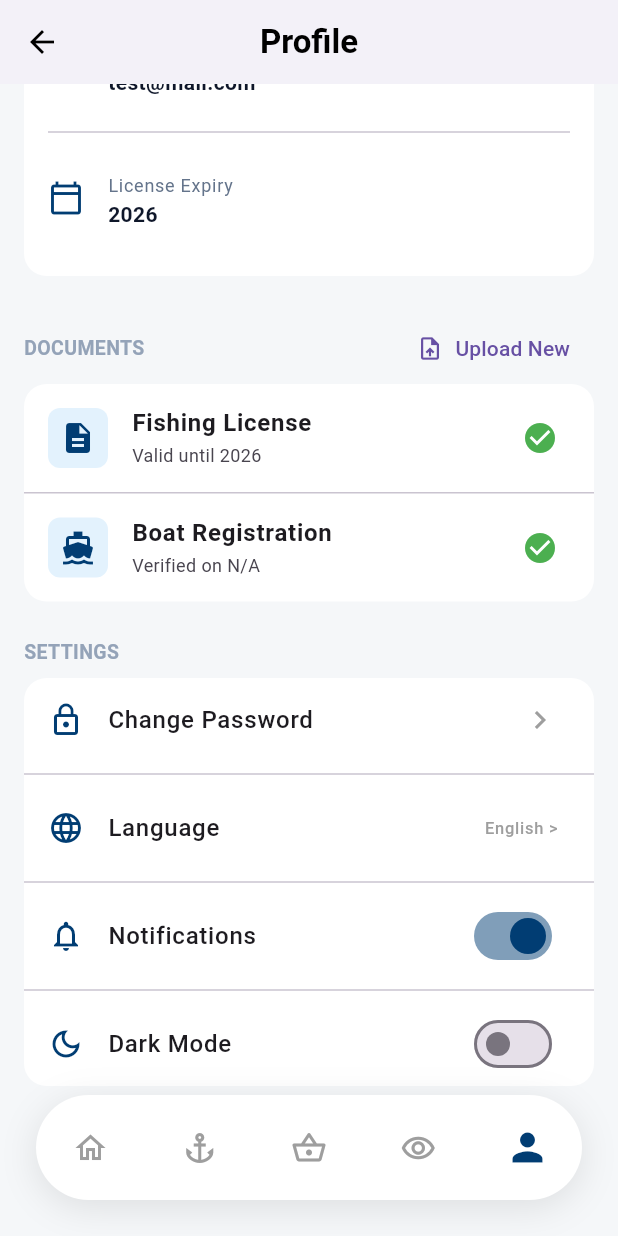
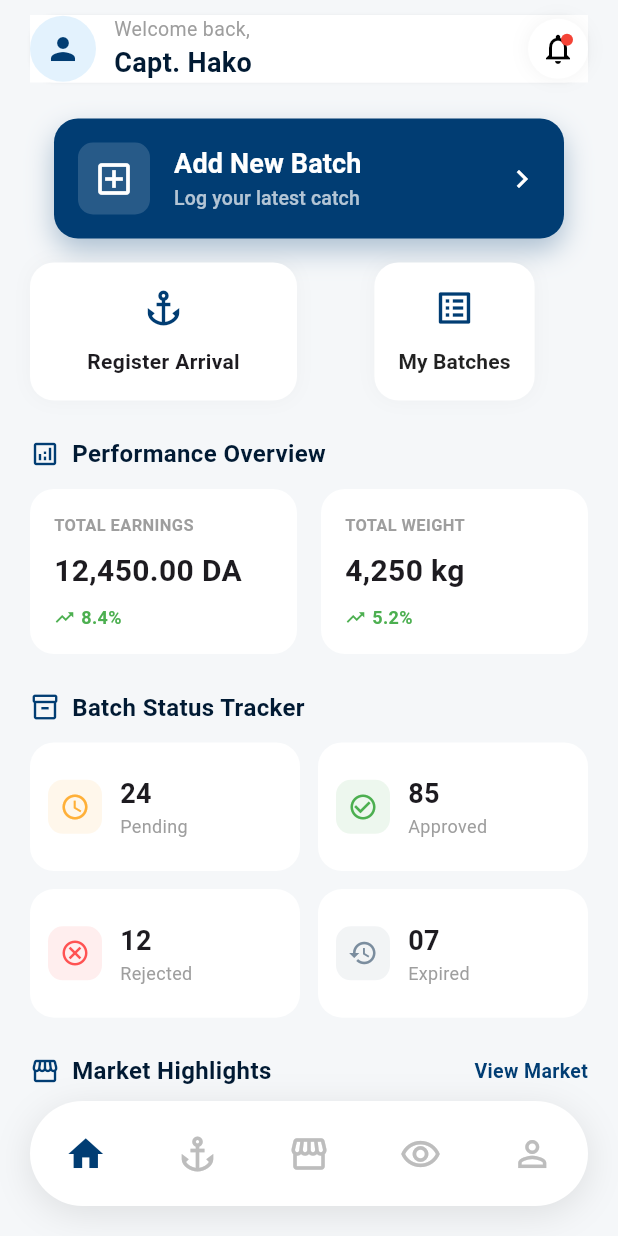
Before and after one commit to Hakoesi16/projet-global, a Flutter app: the screen it shows after launch, scrolled down 576 dp, after a tap on the "home" icon, on a phone screen of 412 x 824 dp. Run offline on Flutter 3.47's test engine with Material 3 defaults, Android fonts, the phone set to English and light mode, and no system bars; our stand-ins replace bloc, equatable, flutter_bloc, google_sign_in, image_picker; missing offline and left inert: checkmark, flutter_facebook_auth; network calls fail.

Commit message:
crier Homepage

```diff
--- a/lib/cubit/authcubit.dart
+++ b/lib/cubit/authcubit.dart
@@ -8,7 +8,6 @@ import 'authstate.dart';
 class AuthCubit extends Cubit<AuthState> {
   AuthCubit() : super(AuthInitial());
 
-  // 1. Centralized base URL for all API calls
   final String _baseUrl = "https://yourbackend.com";
   final GoogleSignIn _googleSignIn = GoogleSignIn();
 
@@ -25,7 +24,7 @@ class AuthCubit extends Cubit<AuthState> {
 
       final googleAuth = await googleUser.authentication;
       final response = await http.post(
-        Uri.parse("$_baseUrl/google-login"), // Using base URL
+        Uri.parse("https://backend.com"),
         headers: {"Content-Type": "application/json"},
         body: jsonEncode({"idToken": googleAuth.idToken}),
       );
@@ -53,7 +52,7 @@ class AuthCubit extends Cubit<AuthState> {
       }
 
       final response = await http.post(
-        Uri.parse("$_baseUrl/facebook-login"), // Using base URL
+        Uri.parse("https://backend.com"),
         headers: {"Content-Type": "application/json"},
         body: jsonEncode({"accessToken": result.accessToken!.token}),
       );
@@ -74,7 +73,7 @@ class AuthCubit extends Cubit<AuthState> {
     try {
       emit(AuthLoading());
       final response = await http.post(
-        Uri.parse("$_baseUrl/api/login"), // Using base URL
+        Uri.parse("https://backend.com"),
         headers: {"Content-Type": "application/json"},
         body: jsonEncode({"email": email, "password": password}),
       );
@@ -95,14 +94,13 @@ class AuthCubit extends Cubit<AuthState> {
     try {
       emit(AuthLoading());
       final response = await http.post(
-        Uri.parse("$_baseUrl/api/register"), // Using base URL
+        Uri.parse("https://backend.com"),
         headers: {"Content-Type": "application/json"},
         body: jsonEncode({"email": email, "password": password}),
       );
 
       if (response.statusCode == 200 || response.statusCode == 201) {
         final userData = jsonDecode(response.body);
-        // 2. Uniform state for authentication success
         emit(AuthAuthenticated(userData));
       } else {
         emit(AuthError("Registration failed: ${response.statusCode}"));
@@ -113,85 +111,49 @@ class AuthCubit extends Cubit<AuthState> {
   }
 
   // --- PROFIL ---
-  // Future<void> fetchProfile(String token) async {
-  //   try {
-  //     emit(AuthLoading());
-  //     final response = await http.get(
-  //       Uri.parse("$_baseUrl/api/profile"), // Using base URL
-  //       headers: {
-  //         "Content-Type": "application/json",
-  //         "Authorization": "Bearer $token",
-  //       },
-  //     );
-  //
-  //     if (response.statusCode == 200) {
-  //       final data = jsonDecode(response.body);
-  //       emit(ProfileLoaded(data));
-  //     } else {
-  //       emit(ProfileError("Failed to load profile"));
-  //     }
-  //   } catch (e) {
-  //     emit(ProfileError(e.toString()));
-  //   }
-  // }
   Future<void> fetchProfile(String token) async {
+    // For testing purposes, emitting dummy data
     emit(ProfileLoaded({
-      "name": "Captain Test",
-      "email": "test@mail.com",
+      "name": "Captain Hako",
+      "email": "hako@gmail.com",
       "boatName": "Sea Explorer",
       "registration": "MAR-9999",
       "homePort": "Oran",
       "licenseExpiry": "2026",
     }));
   }
-  // --- LOGOUT ---
-  Future<void> logout() async {
-    // 3. Added try-catch for robustness
-    try {
-      await _googleSignIn.signOut();
-      await FacebookAuth.instance.logOut();
-      emit(AuthInitial());
-    } catch (e) {
-      emit(AuthError("Logout failed: ${e.toString()}"));
-    }
-  }
 
-  // --- EMAIL & CODE ---
-  Future<void> sendEmail(String email) async {
+  // --- HOME DATA ---
+  Future<void> fetchHomeData(String token) async {
     try {
       emit(AuthLoading());
-      final response = await http.post(
-        Uri.parse("$_baseUrl/api/send-email"), // Using base URL
-        headers: {"Content-Type": "application/json"},
-        body: jsonEncode({"email": email}),
-      );
-      if (response.statusCode == 200) {
-        emit(EmailSentSuccess());
-      } else {
-        emit(AuthError("Server error: ${response.statusCode}"));
-      }
+      // Simulation d'un appel API
+      await Future.delayed(const Duration(seconds: 1));
+
+      emit(HomeDataLoaded({
+        "userName": "Capt. Hako",
+        "earnings": "12,450.00 DA",
+        "earningsTrend": "8.4%",
+        "weight": "4,250 kg",
+        "weightTrend": "5.2%",
+        "pendingBatches": 24,
+        "approvedBatches": 85,
+        "rejectedBatches": 12,
+        "expiredBatches": 7,
+        "marketItem": {
+          "name": "Sardine",
+          "grade": "Premium Grade",
+          "demand": "Rising Demand",
+          "price": "320.50 DA / kg",
+          "tag": "High Demand"
+        }
+      }));
     } catch (e) {
       emit(AuthError(e.toString()));
     }
   }
 
-  Future<void> verifyCode(String email, String code) async {
-    try {
-      emit(AuthLoading());
-      final response = await http.post(
-        Uri.parse("$_baseUrl/api/verify-code"), // Using base URL
-        headers: {"Content-Type": "application/json"},
-        body: jsonEncode({"email": email, "code": code}),
-      );
-      if (response.statusCode == 200) {
-        emit(CodeVerifiedSuccess());
-      } else {
-        emit(AuthError("Invalid code"));
-      }
-    } catch (e) {
-      emit(AuthError(e.toString()));
-    }
-  }
+  // --- UPDATE PROFIL ---
   Future<void> updateProfile({
     required String token,
     required String name,
@@ -201,9 +163,8 @@ class AuthCubit extends Cubit<AuthState> {
   }) async {
     try {
       emit(AuthLoading());
-
       final response = await http.put(
-        Uri.parse("https://yourbackend.com/api/profile"),
+        Uri.parse("https://backend.com"),
         headers: {
           "Content-Type": "application/json",
           "Authorization": "Bearer $token",
@@ -225,4 +186,52 @@ class AuthCubit extends Cubit<AuthState> {
       emit(ProfileError(e.toString()));
     }
   }
+
+  // --- LOGOUT ---
+  Future<void> logout() async {
+    try {
+      await _googleSignIn.signOut();
+      await FacebookAuth.instance.logOut();
+      emit(AuthInitial());
+    } catch (e) {
+      emit(AuthError("Logout failed: ${e.toString()}"));
+    }
+  }
+
+  // --- EMAIL & CODE ---
+  Future<void> sendEmail(String email) async {
+    try {
+      emit(AuthLoading());
+      final response = await http.post(
+        Uri.parse("https://backend.com"),
+        headers: {"Content-Type": "application/json"},
+        body: jsonEncode({"email": email}),
+      );
+      if (response.statusCode == 200) {
+        emit(EmailSentSuccess());
+      } else {
+        emit(AuthError("Server error: ${response.statusCode}"));
+      }
+    } catch (e) {
+      emit(AuthError(e.toString()));
+    }
+  }
+
+  Future<void> verifyCode(String email, String code) async {
+    try {
+      emit(AuthLoading());
+      final response = await http.post(
+        Uri.parse("https://backend.com"),
+        headers: {"Content-Type": "application/json"},
+        body: jsonEncode({"email": email, "code": code}),
+      );
+      if (response.statusCode == 200) {
+        emit(CodeVerifiedSuccess());
+      } else {
+        emit(AuthError("Invalid code"));
+      }
+    } catch (e) {
+      emit(AuthError(e.toString()));
+    }
+  }
 }
--- a/lib/cubit/authstate.dart
+++ b/lib/cubit/authstate.dart
@@ -37,7 +37,15 @@ class ProfileLoaded extends AuthState {
   List<Object?> get props => [user];
 }
 
-class ProfileUpdatedSuccess extends AuthState {} // État ajouté ici
+class HomeDataLoaded extends AuthState {
+  final Map<String, dynamic> data;
+  HomeDataLoaded(this.data);
+
+  @override
+  List<Object?> get props => [data];
+}
+
+class ProfileUpdatedSuccess extends AuthState {}
 
 class ProfileError extends AuthState {
   final String message;
--- a/lib/executt/begin.dart
+++ b/lib/executt/begin.dart
@@ -4,6 +4,7 @@ import 'package:flutter_bloc/flutter_bloc.dart';
 import '../cubit/authcubit.dart';
 import '../cubit/authstate.dart';
 import 'editeprofile.dart';
+import 'homepage.dart';
 
 class ProfilePage extends StatefulWidget {
   final String token;
@@ -275,7 +276,9 @@ class _ProfilePageState extends State<ProfilePage> {
       child: Row(
         mainAxisAlignment: MainAxisAlignment.spaceAround,
         children: [
-          IconButton(onPressed: () {}, icon: const Icon(Icons.home_outlined, color: Colors.grey)),
+          IconButton(onPressed: () {
+            Navigator.push(context, MaterialPageRoute(builder: (context) => HomePage(token: widget.token)));
+          }, icon: const Icon(Icons.home_outlined, color: Colors.grey)),
           IconButton(onPressed: () {}, icon: const Icon(Icons.anchor, color: Colors.grey)),
           IconButton(onPressed: () {}, icon: const Icon(Icons.shopping_basket_outlined, color: Colors.grey)),
           IconButton(onPressed: () {}, icon: const Icon(Icons.remove_red_eye_outlined, color: Colors.grey)),
--- /dev/null
+++ b/lib/executt/homepage.dart
@@ -0,0 +1,381 @@
+import 'package:flutter/material.dart';
+import 'package:flutter_bloc/flutter_bloc.dart';
+import '../cubit/authcubit.dart';
+import '../cubit/authstate.dart';
+import 'begin.dart'; // Import pour ProfilePage
+
+class HomePage extends StatefulWidget {
+  final String token;
+
+  const HomePage({super.key, required this.token});
+
+  @override
+  State<HomePage> createState() => _HomePageState();
+}
+
+class _HomePageState extends State<HomePage> {
+  @override
+  void initState() {
+    super.initState();
+    context.read<AuthCubit>().fetchHomeData(widget.token);
+  }
+
+  @override
+  Widget build(BuildContext context) {
+    return Scaffold(
+      backgroundColor: const Color(0xFFF5F7F9),
+      body: SafeArea(
+        child: BlocBuilder<AuthCubit, AuthState>(
+          builder: (context, state) {
+            if (state is AuthLoading) {
+              return const Center(child: CircularProgressIndicator());
+            }
+
+            if (state is HomeDataLoaded) {
+              final data = state.data;
+              return Column(
+                children: [
+                  Expanded(
+                    child: SingleChildScrollView(
+                      padding: const EdgeInsets.symmetric(horizontal: 20, vertical: 10),
+                      child: Column(
+                        crossAxisAlignment: CrossAxisAlignment.start,
+                        children: [
+                          _buildHeader(data["userName"]),
+                          const SizedBox(height: 24),
+                          _buildAddBatchCard(),
+                          const SizedBox(height: 16),
+                          _buildQuickActions(),
+                          const SizedBox(height: 24),
+                          _buildSectionHeader(Icons.analytics_outlined, "Performance Overview"),
+                          const SizedBox(height: 12),
+                          _buildPerformanceGrid(data),
+                          const SizedBox(height: 24),
+                          _buildSectionHeader(Icons.inventory_2_outlined, "Batch Status Tracker"),
+                          const SizedBox(height: 12),
+                          _buildStatusTracker(data),
+                          const SizedBox(height: 24),
+                          _buildSectionHeader(Icons.storefront_outlined, "Market Highlights", trailing: "View Market"),
+                          const SizedBox(height: 12),
+                          _buildMarketCard(data["marketItem"]),
+                          const SizedBox(height: 100), // Space for navbar
+                        ],
+                      ),
+                    ),
+                  ),
+                ],
+              );
+            }
+            return const Center(child: Text("Error loading data"));
+          },
+        ),
+      ),
+      bottomNavigationBar: _buildBottomNavBar(),
+    );
+  }
+
+  Widget _buildHeader(String name) {
+    return Container(
+      color: Colors.white,
+      decoration: BoxDecoration(
+        color: Colors.white,
+        borderRadius: BorderRadius.circular(16),
+        boxShadow: [BoxShadow(color: Colors.black.withValues(alpha: 0.05), blurRadius:1)],),
+      child: Row(
+        mainAxisAlignment: MainAxisAlignment.spaceBetween,
+        children: [
+          Row(
+            children: [
+              const CircleAvatar(
+                radius: 22,
+                backgroundColor: Color(0xFFE3F2FD),
+                child: Icon(Icons.person, color: Color(0xFF013D73)),
+              ),
+              const SizedBox(width: 12),
+              Column(
+                crossAxisAlignment: CrossAxisAlignment.start,
+                children: [
+                  const Text("Welcome back,", style: TextStyle(color: Colors.grey, fontSize: 13)),
+                  Text(name, style: const TextStyle(fontSize: 18, fontWeight: FontWeight.bold, color: Color(0xFF011A33))),
+                ],
+              ),
+            ],
+          ),
+          Container(
+            padding: const EdgeInsets.all(8),
+            decoration: BoxDecoration(color: Colors.white, shape: BoxShape.circle, boxShadow: [BoxShadow(color: Colors.black.withValues(alpha: 0.05), blurRadius: 10)]),
+            child: const Stack(
+              children: [
+                Icon(Icons.notifications_outlined, color: Colors.black),
+                Positioned(
+                  right: 2,
+                  top: 2,
+                  child: CircleAvatar(radius: 4, backgroundColor: Colors.red),
+                )
+              ],
+            ),
+          ),
+        ],
+      ),
+    );
+  }
+
+  Widget _buildAddBatchCard() {
+    return MaterialButton(onPressed: (){
+      // Navigator.push(context, MaterialPageRoute(builder: (context) {
+      //   return const AddBatchPage();
+    },child: Container(
+      padding: const EdgeInsets.all(16),
+      decoration: BoxDecoration(
+        color: const Color(0xFF013D73),
+        borderRadius: BorderRadius.circular(16),
+        boxShadow: [BoxShadow(color: const Color(0xFF013D73).withValues(alpha: 0.3), blurRadius: 15, offset: const Offset(0, 8))],
+      ),
+      child: Row(
+        children: [
+          Container(
+            padding: const EdgeInsets.all(10),
+            decoration: BoxDecoration(color: Colors.white.withValues(alpha: 0.15), borderRadius: BorderRadius.circular(10)),
+            child: const Icon(Icons.add_box_outlined, color: Colors.white, size: 28),
+          ),
+          const SizedBox(width: 16),
+          const Expanded(
+            child: Column(
+              crossAxisAlignment: CrossAxisAlignment.start,
+              children: [
+                Text("Add New Batch", style: TextStyle(color: Colors.white, fontSize: 18, fontWeight: FontWeight.bold)),
+                Text("Log your latest catch", style: TextStyle(color: Colors.white70, fontSize: 13)),
+              ],
+            ),
+          ),
+          const Icon(Icons.chevron_right, color: Colors.white),
+        ],
+      ),
+    ),);
+  }
+
+  Widget _buildQuickActions() {
+    return Row(
+      children: [
+        Expanded(child: _buildActionItem(Icons.anchor, "Register Arrival")),
+        const SizedBox(width: 16),
+        Expanded(child:MaterialButton(onPressed: (){
+          // Navigator.push(context, MaterialPageRoute(builder: (context) {
+          //   return const MyBatchesPage();
+          // },),);
+        },child: _buildActionItem(Icons.list_alt, "My Batches"),)),
+      ],
+    );
+  }
+
+  Widget _buildActionItem(IconData icon, String title) {
+    return Container(
+      padding: const EdgeInsets.all(16),
+      decoration: BoxDecoration(color: Colors.white, borderRadius: BorderRadius.circular(16), boxShadow: [BoxShadow(color: Colors.black.withValues(alpha: 0.03), blurRadius: 10)]),
+      child: Column(
+        children: [
+          Icon(icon, color: const Color(0xFF013D73), size: 28),
+          const SizedBox(height: 12),
+          Text(title, style: const TextStyle(fontWeight: FontWeight.bold, fontSize: 14)),
+        ],
+      ),
+    );
+  }
+
+  Widget _buildSectionHeader(IconData icon, String title, {String? trailing}) {
+    return Row(
+      children: [
+        Icon(icon, color: const Color(0xFF013D73), size: 20),
+        const SizedBox(width: 8),
+        Text(title, style: const TextStyle(fontSize: 16, fontWeight: FontWeight.bold, color: Color(0xFF011A33))),
+        const Spacer(),
+        if (trailing != null) Text(trailing, style: const TextStyle(color: Color(0xFF013D73), fontWeight: FontWeight.bold, fontSize: 13)),
+      ],
+    );
+  }
+
+  Widget _buildPerformanceGrid(Map<String, dynamic> data) {
+    return Row(
+      children: [
+        Expanded(child: _buildStatCard("TOTAL EARNINGS", data["earnings"], data["earningsTrend"], Colors.green)),
+        const SizedBox(width: 16),
+        Expanded(child: _buildStatCard("TOTAL WEIGHT", data["weight"], data["weightTrend"], Colors.green)),
+      ],
+    );
+  }
+
+  Widget _buildStatCard(String label, String value, String trend, Color trendColor) {
+    return Container(
+      padding: const EdgeInsets.all(16),
+      decoration: BoxDecoration(color: Colors.white, borderRadius: BorderRadius.circular(16)),
+      child: Column(
+        crossAxisAlignment: CrossAxisAlignment.start,
+        children: [
+          Text(label, style: const TextStyle(color: Colors.grey, fontSize: 11, fontWeight: FontWeight.bold)),
+          const SizedBox(height: 8),
+          FittedBox(child: Text(value, style: const TextStyle(fontSize: 20, fontWeight: FontWeight.bold))),
+          const SizedBox(height: 8),
+          Row(
+            children: [
+              Icon(Icons.trending_up, size: 14, color: trendColor),
+              const SizedBox(width: 4),
+              Text(trend, style: TextStyle(color: trendColor, fontSize: 12, fontWeight: FontWeight.bold)),
+            ],
+          ),
+        ],
+      ),
+    );
+  }
+
+  Widget _buildStatusTracker(Map<String, dynamic> data) {
+    return GridView.count(
+      shrinkWrap: true,
+      physics: const NeverScrollableScrollPhysics(),
+      crossAxisCount: 2,
+      mainAxisSpacing: 12,
+      crossAxisSpacing: 12,
+      childAspectRatio: 2.1,
+      children: [
+        _buildStatusItem(Icons.access_time, data["pendingBatches"].toString(), "Pending", const Color(0xFFFFB038)),
+        _buildStatusItem(Icons.check_circle_outline, data["approvedBatches"].toString(), "Approved", const Color(0xFF4CAF50)),
+        _buildStatusItem(Icons.cancel_outlined, data["rejectedBatches"].toString(), "Rejected", const Color(0xFFFF5252)),
+        _buildStatusItem(Icons.history, "0${data["expiredBatches"]}", "Expired", const Color(0xFF7B8D9E)),
+      ],
+    );
+  }
+
+  Widget _buildStatusItem(IconData icon, String count, String label, Color color) {
+    return Container(
+      padding: const EdgeInsets.all(12),
+      decoration: BoxDecoration(color: Colors.white, borderRadius: BorderRadius.circular(16)),
+      child: Row(
+        children: [
+          Container(
+            padding: const EdgeInsets.all(8),
+            decoration: BoxDecoration(color: color.withValues(alpha: 0.1), borderRadius: BorderRadius.circular(10)),
+            child: Icon(icon, color: color, size: 20),
+          ),
+          const SizedBox(width: 12),
+          Column(
+            crossAxisAlignment: CrossAxisAlignment.start,
+            mainAxisAlignment: MainAxisAlignment.center,
+            children: [
+              Text(count, style: const TextStyle(fontSize: 18, fontWeight: FontWeight.bold)),
+              Text(label, style: const TextStyle(color: Colors.grey, fontSize: 12)),
+            ],
+          ),
+        ],
+      ),
+    );
+  }
+
+  Widget _buildMarketCard(Map<String, dynamic> item) {
+    return MaterialButton(onPressed: (){
+      // Navigator.push(context, MaterialPageRoute(builder: (context) {
+      //   return const MarketPage();
+    },child: Container(
+      padding: const EdgeInsets.all(12),
+      decoration: BoxDecoration(
+        color: Colors.white,
+        borderRadius: BorderRadius.circular(16),
+      ),
+      child: Row(
+        children: [
+          ClipRRect(
+            borderRadius: BorderRadius.circular(12),
+            child: Image.network(
+              'https://via.placeholder.com/60',
+              width: 60,
+              height: 60,
+              fit: BoxFit.cover,
+              errorBuilder: (context, error, stackTrace) => Container(
+                width: 60,
+                height: 60,
+                color: Colors.grey[200],
+                child: const Icon(Icons.image_not_supported, color: Colors.grey),
+              ),
+            ),
+          ),
+          const SizedBox(width: 16),
+          Expanded(
+            child: Column(
+              crossAxisAlignment: CrossAxisAlignment.start,
+              children: [
+                Text(
+                  item["name"],
+                  style: const TextStyle(fontWeight: FontWeight.bold, fontSize: 16),
+                  overflow: TextOverflow.ellipsis,
+                ),
+                Text(
+                  "${item["grade"]} - ${item["demand"]}",
+                  style: const TextStyle(color: Colors.grey, fontSize: 12),
+                  overflow: TextOverflow.ellipsis,
+                ),
+                const SizedBox(height: 4),
+                Row(
+                  children: [
+                    Expanded(
+                      child: Text(
+                        item["price"],
+                        style: const TextStyle(fontWeight: FontWeight.bold, color: Color(0xFF013D73)),
+                        overflow: TextOverflow.ellipsis,
+                      ),
+                    ),
+                    Container(
+                      padding: const EdgeInsets.symmetric(horizontal: 8, vertical: 4),
+                      decoration: BoxDecoration(
+                        color: const Color(0xFFE8F5E9),
+                        borderRadius: BorderRadius.circular(6),
+                      ),
+                      child: Text(
+                        item["tag"],
+                        style: const TextStyle(color: Color(0xFF2E7D32), fontSize: 10, fontWeight: FontWeight.bold),
+                      ),
+                    ),
+                  ],
+                ),
+              ],
+            ),
+          ),
+        ],
+      ),
+    ),);
+  }
+
+  Widget _buildBottomNavBar() {
+    return Container(
+      margin: const EdgeInsets.fromLTRB(20, 0, 20, 20),
+      height: 70,
+      decoration: BoxDecoration(
+        color: Colors.white,
+        borderRadius: BorderRadius.circular(35),
+        boxShadow: [BoxShadow(color: Colors.black.withValues(alpha: 0.1), blurRadius: 20, offset: const Offset(0, 5))],
+      ),
+      child: Row(
+        mainAxisAlignment: MainAxisAlignment.spaceAround,
+        children: [
+          GestureDetector(
+            onTap: () => context.read<AuthCubit>().fetchHomeData(widget.token),
+            child: _navIcon(Icons.home, true),
+          ),
+          _navIcon(Icons.anchor, false),
+          _navIcon(Icons.storefront_outlined, false),
+          _navIcon(Icons.remove_red_eye_outlined, false),
+          GestureDetector(
+            onTap: () {
+              Navigator.push(
+                context,
+                MaterialPageRoute(builder: (context) => ProfilePage(token: widget.token)),
+              );
+            },
+            child: _navIcon(Icons.person_outline, false),
+          ),
+        ],
+      ),
+    );
+  }
+
+  Widget _navIcon(IconData icon, bool isActive) {
+    return Icon(icon, color: isActive ? const Color(0xFF013D73) : Colors.grey.shade400, size: 28);
+  }
+}
```
Also changed, not shown: images/img.png (added).
